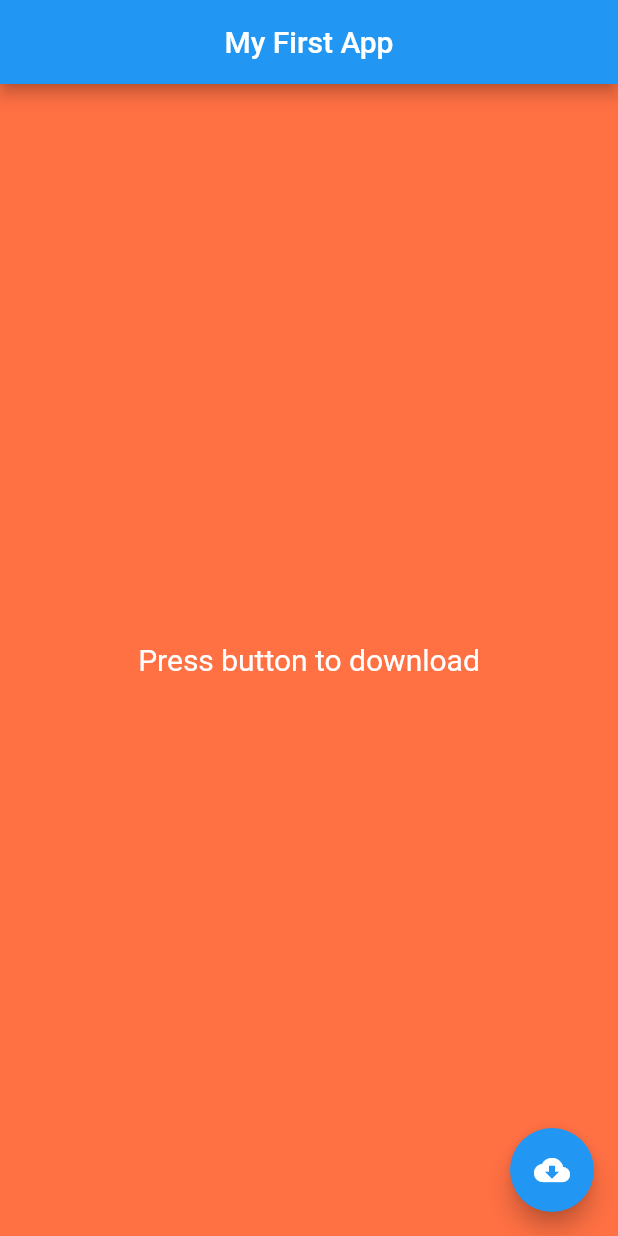
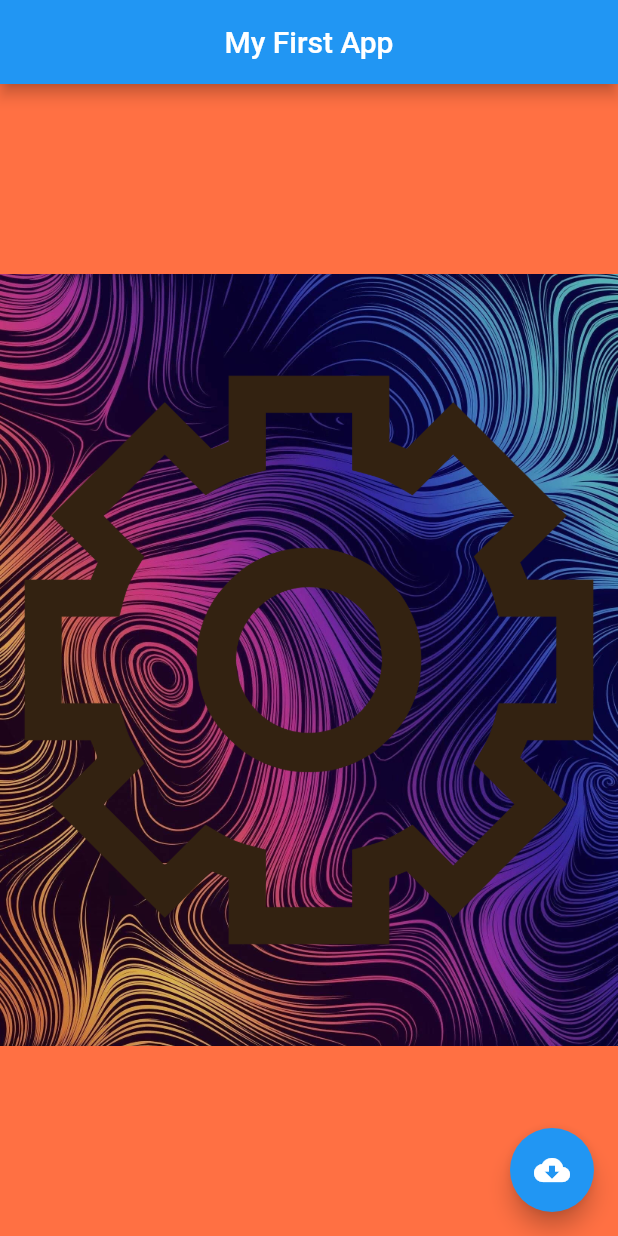
Before and after one commit to DenysBabin/flutter-first-App, a Flutter app: the screen it shows after launch, on a phone screen of 412 x 824 dp. Run offline on Flutter 3.47's test engine with Material 2 defaults, Android fonts, the phone set to English and light mode, and no system bars.

Commit message:
Use assets images and icons

```diff
--- a/lib/main.dart
+++ b/lib/main.dart
@@ -33,25 +33,14 @@ class _MyFirstAppState extends State<MyFirstApp> {
           centerTitle: true,
         ),
         body: Center(
-          child: Container(
-            padding: EdgeInsets.all(16),
-            child: _loading
-                ? Column(
-                    mainAxisAlignment: MainAxisAlignment.center,
-                    children: [
-                      LinearProgressIndicator(
-                        value: _progressValue,
-                      ),
-                      Text(
-                        "${(_progressValue * 100).round()}%",
-                        style: TextStyle(color: Colors.white, fontSize: 20),
-                      ),
-                    ],
-                  )
-                : Text(
-                    "Press button to download",
-                    style: TextStyle(color: Colors.white, fontSize: 20),
-                  ),
+          child: Stack(
+            fit: StackFit.expand,
+            children: [
+              Image(
+                image: AssetImage('assets/images/image-1.jpeg'),
+              ),
+              Image.asset('assets/icons/icon.png'),
+            ],
           ),
         ),
         floatingActionButton: FloatingActionButton(
--- a/pubspec.yaml
+++ b/pubspec.yaml
@@ -59,9 +59,9 @@ flutter:
   uses-material-design: true
 
   # To add assets to your application, add an assets section, like this:
-  # assets:
-  #   - images/a_dot_burr.jpeg
-  #   - images/a_dot_ham.jpeg
+  assets:
+    - assets/images/image-1.jpeg
+    - assets/icons/icon.png
 
   # An image asset can refer to one or more resolution-specific "variants", see
   # https://flutter.dev/assets-and-images/#resolution-aware
```
Also changed, not shown: assets/icons/icon.png (added), assets/images/image-1.jpeg (added).
